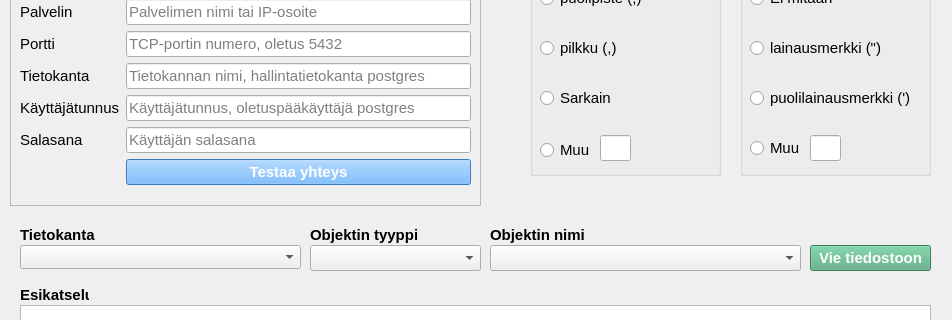
The window that exportTool.ui (VilleSysinoro/PGViewExportTool) describes before a commit, drawn with Qt 5; both pictures show x 0 to 952 and y 88 to 408 of the 952 by 696 pixel window.
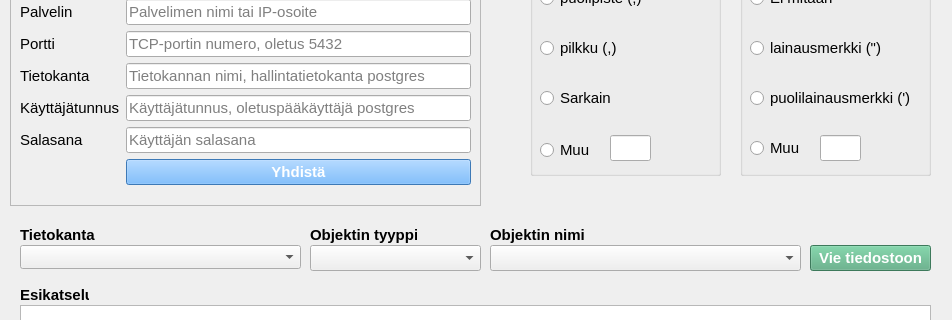
The same window after the commit.

Commit message: Korjattu NULL-virhe

Diff of the .ui file:
```diff
--- a/exportTool.ui
+++ b/exportTool.ui
@@ -135,9 +135,9 @@
     <widget class="QLineEdit" name="separatorLineEdit">
      <property name="geometry">
       <rect>
-       <x>70</x>
+       <x>80</x>
        <y>180</y>
-       <width>31</width>
+       <width>41</width>
        <height>26</height>
       </rect>
      </property>
@@ -380,9 +380,9 @@
     <widget class="QLineEdit" name="qualifierLineEdit">
      <property name="geometry">
       <rect>
-       <x>70</x>
+       <x>80</x>
        <y>180</y>
-       <width>31</width>
+       <width>41</width>
        <height>26</height>
       </rect>
      </property>
@@ -558,7 +558,7 @@
 color: rgb(255, 255, 255);</string>
        </property>
        <property name="text">
-        <string>Testaa yhteys</string>
+        <string>Yhdistä</string>
        </property>
       </widget>
      </item>
```
Left out of the diff: 3 changed lines with no effect on the pictures. The commit also changes 2 other files.
